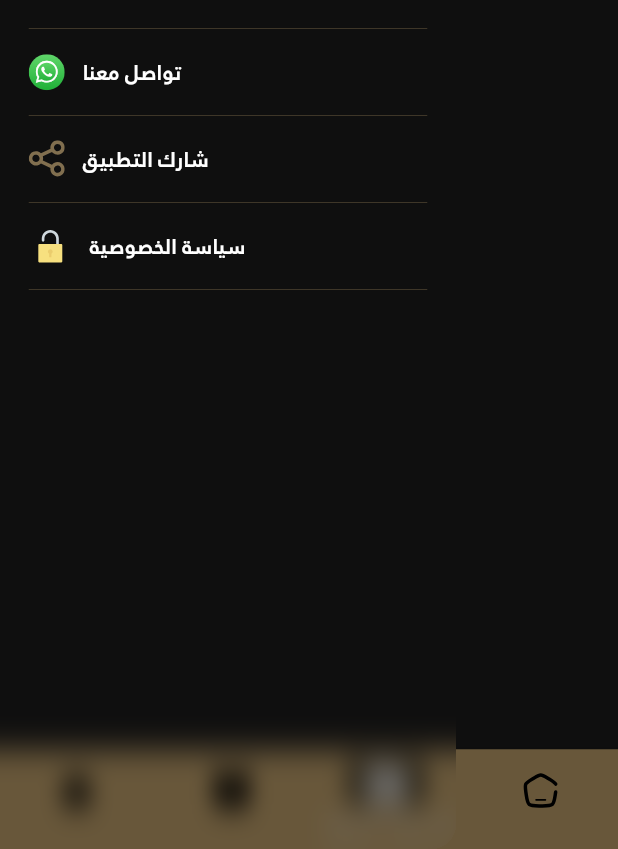
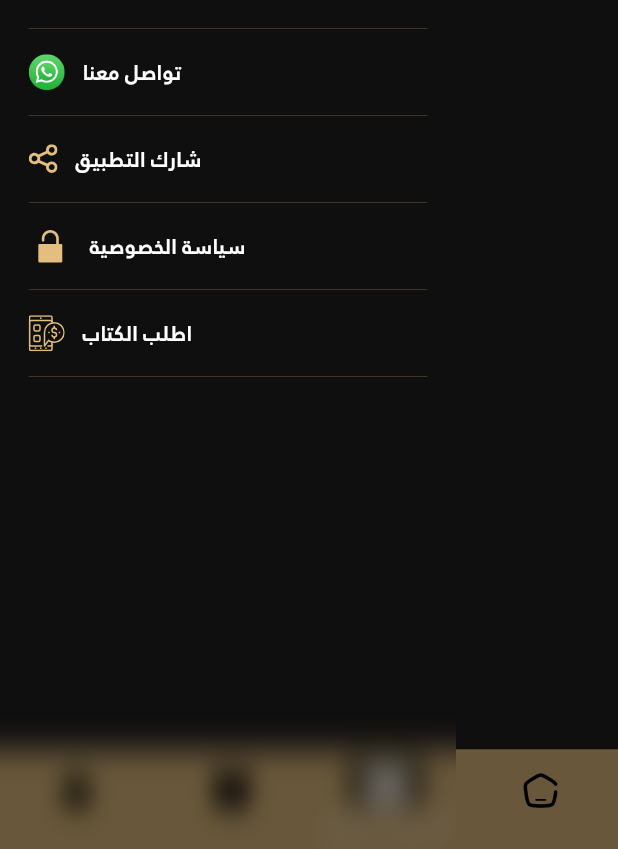
Before and after one commit to osamamahmoud3/eltagweed_elmoyasar_application, a Flutter app: the screen it shows after launch, item 3 of the bottom bar chosen, with the side drawer open, on a phone screen of 412 x 824 dp, the part 387-1236 px from its top. Run offline on Flutter 3.47's test engine with Material 3 defaults, Android fonts, the phone set to English and light mode, and no system bars; drawn by our look-alikes of modal_progress_hud_nsn; our stand-ins replace cloud_firestore, connectivity_plus, device_info_plus, firebase_core, flutter_screenutil, flutter_svg and 4 more; missing offline and left inert: syncfusion_flutter_pdfviewer; accounts and stored records are empty; project files that could hold a hidden picture were left out.

Commit message:
refactor icons of draweer

```diff
--- a/lib/features/home/presentation/widgets/custom_drawer.dart
+++ b/lib/features/home/presentation/widgets/custom_drawer.dart
@@ -1,6 +1,7 @@
 import 'dart:ui';
 
 import 'package:eltagweed_elmoyasar/core/methods/launch_links_method.dart';
+import 'package:eltagweed_elmoyasar/core/styles/app_colors.dart';
 import 'package:eltagweed_elmoyasar/core/styles/app_text_styles.dart';
 import 'package:eltagweed_elmoyasar/core/widgets/drawer_divider.dart';
 import 'package:flutter/material.dart';
@@ -50,14 +51,26 @@ class CustomDrawer extends StatelessWidget {
                   image: 'assets/svg/share.svg',
                   onTap: () => shareAppLink,
                   title: 'شارك التطبيق',
+                  isCustomImage: true,
+                  imageWidth: 20.w,
+                  imageColor: AppColors.secondaryColor,
                 ),
                 DrawerItem(
                   image: 'assets/svg/privacy-policy2.svg',
+                  isCustomImage: true,
+                  imageColor: AppColors.secondaryColor,
                   imageWidth: 30.w,
                   onTap: () => launchLinks(
                       'https://sites.google.com/view/tayseer-privacy-policy/%D8%A7%D9%84%D8%B5%D9%81%D8%AD%D8%A9-%D8%A7%D9%84%D8%B1%D8%A6%D9%8A%D8%B3%D9%8A%D8%A9',
                       context),
                   title: 'سياسة الخصوصية',
+                ),
+                DrawerItem(
+                  image: 'assets/svg/buy-book3.svg',
+                  isCustomImage: true,
+                  imageColor: AppColors.secondaryColor,
+                  onTap: () => {},
+                  title: 'اطلب الكتاب',
                 ),
               ],
             ),
--- a/lib/features/home/presentation/widgets/drawer_item.dart
+++ b/lib/features/home/presentation/widgets/drawer_item.dart
@@ -10,10 +10,14 @@ class DrawerItem extends StatelessWidget {
     required this.title,
     required this.onTap,
     this.imageWidth = 24,
+    this.imageColor = Colors.white,
+    this.isCustomImage = false,
   });
   final String image, title;
   final VoidCallback onTap;
   final double imageWidth;
+  final Color imageColor;
+  final bool isCustomImage;
   @override
   Widget build(BuildContext context) {
     return Column(
@@ -21,7 +25,8 @@ class DrawerItem extends StatelessWidget {
         Row(children: [
           SvgPicture.asset(
             image,
-            width: imageWidth,
+            width:isCustomImage? imageWidth:null,
+            color: isCustomImage?imageColor:null,
           ),
           TextButton(
             onPressed: onTap,
```
Also changed, not shown: assets/svg/buy-book3.svg (added), assets/svg/privacy-policy.svg (deleted), 1 other file.
